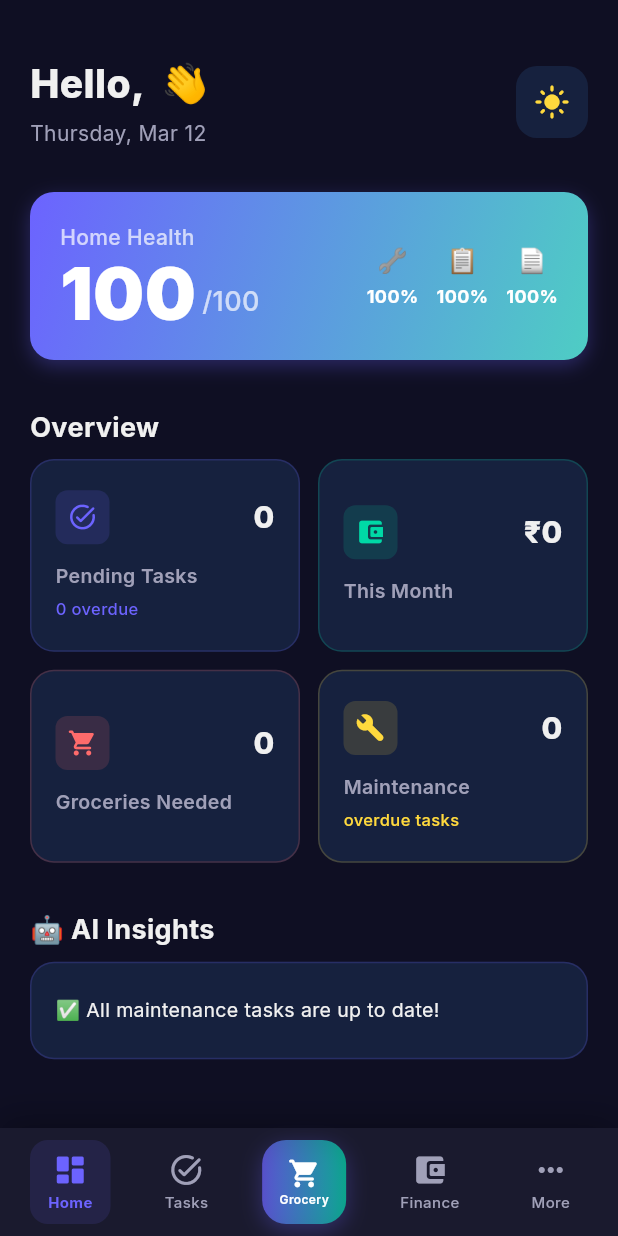
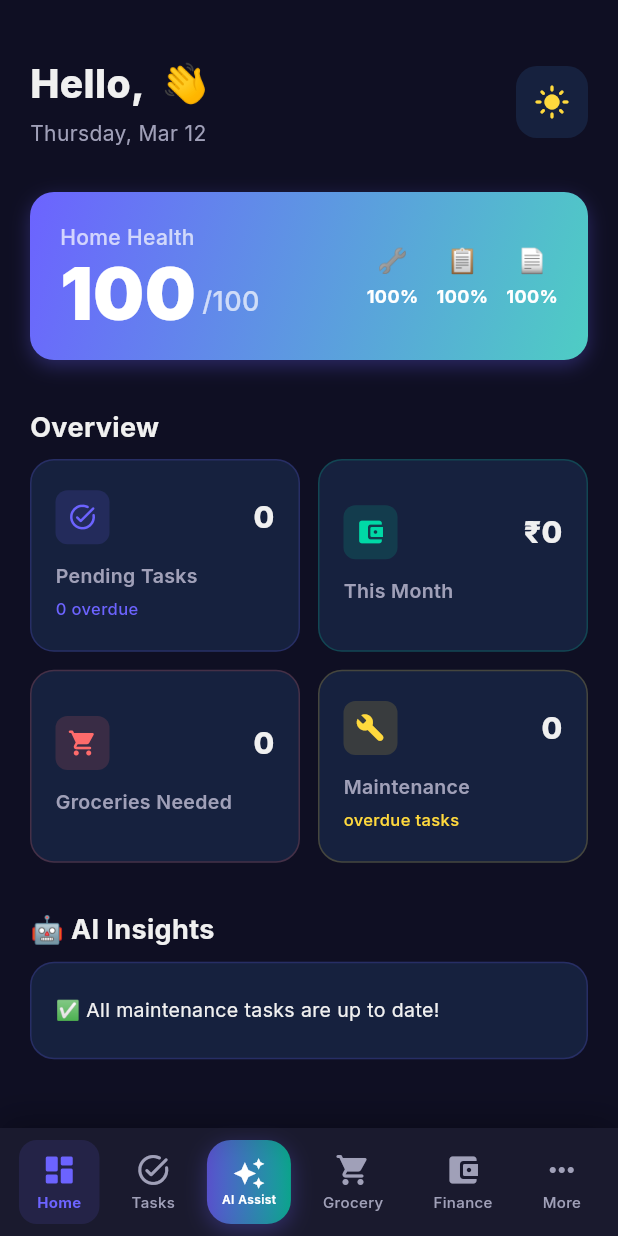
Before and after one commit to asirselvin446-commits/HomeHUB.AI, a Flutter app: the screen it shows once a user with an empty profile is signed in, on a phone screen of 412 x 824 dp. Run offline on Flutter 3.47's test engine with Material 3 defaults, Android fonts, the phone set to English and light mode, and no system bars; our stand-ins replace cloud_firestore, firebase_auth, firebase_core, fl_chart, google_fonts, google_sign_in and 1 more; accounts and stored records are empty.

Commit message:
Auto-sync backup: 2026-03-12 11:51:29

```diff
--- a/lib/screens/home_shell.dart
+++ b/lib/screens/home_shell.dart
@@ -8,6 +8,7 @@ import 'grocery_screen.dart';
 import 'finance_screen.dart';
 import 'maintenance_screen.dart';
 import 'more_screen.dart';
+import 'ai_assistant_screen.dart';
 
 class HomeShell extends StatefulWidget {
   const HomeShell({super.key});
@@ -22,6 +23,7 @@ class _HomeShellState extends State<HomeShell> {
   final List<Widget> _screens = [
     DashboardScreen(),
     TasksScreen(),
+    AIAssistantScreen(),
     GroceryScreen(),
     FinanceScreen(),
     MoreScreen(),
@@ -56,8 +58,9 @@ class _HomeShellState extends State<HomeShell> {
                 _navItem(0, Icons.dashboard_rounded, 'Home', isDark),
                 _navItem(1, Icons.task_alt_rounded, 'Tasks', isDark),
                 _centerButton(isDark),
-                _navItem(3, Icons.account_balance_wallet_rounded, 'Finance', isDark),
-                _navItem(4, Icons.more_horiz_rounded, 'More', isDark),
+                _navItem(3, Icons.shopping_cart_rounded, 'Grocery', isDark),
+                _navItem(4, Icons.account_balance_wallet_rounded, 'Finance', isDark),
+                _navItem(5, Icons.more_horiz_rounded, 'More', isDark),
               ],
             ),
           ),
@@ -138,9 +141,9 @@ class _HomeShellState extends State<HomeShell> {
         child: Column(
           mainAxisAlignment: MainAxisAlignment.center,
           children: [
-            Icon(Icons.shopping_cart_rounded, color: Colors.white, size: 22),
+            Icon(Icons.auto_awesome, color: Colors.white, size: 22),
             Text(
-              'Grocery',
+              'AI Assist',
               style: TextStyle(
                 color: Colors.white,
                 fontSize: 8,
```
